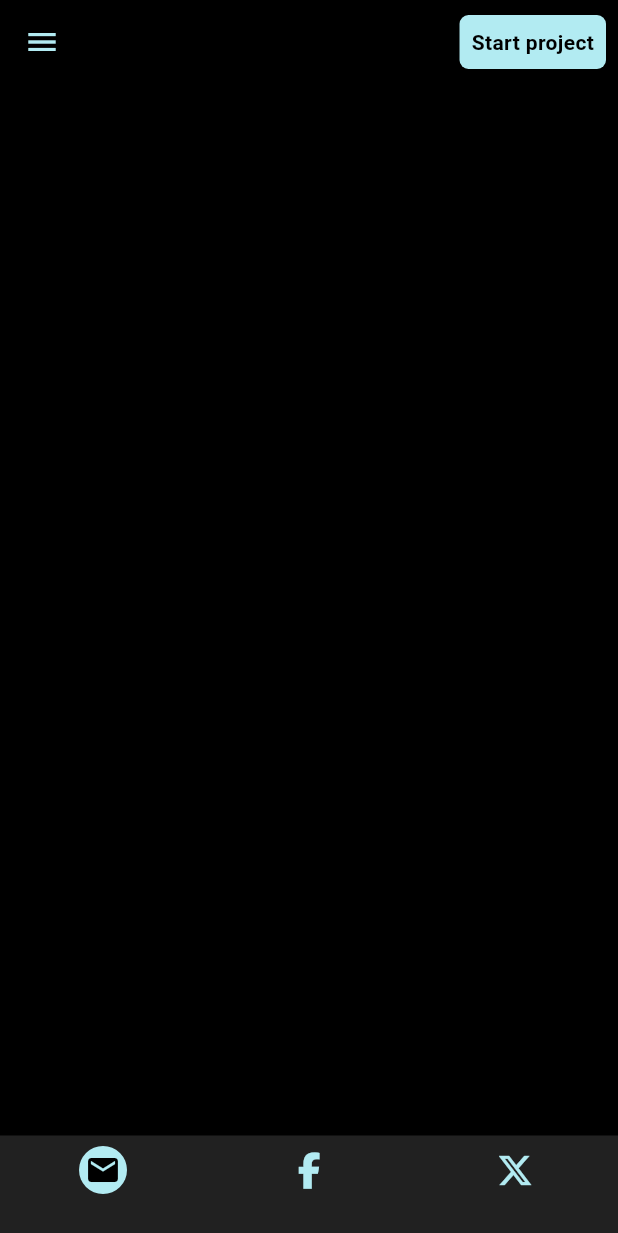
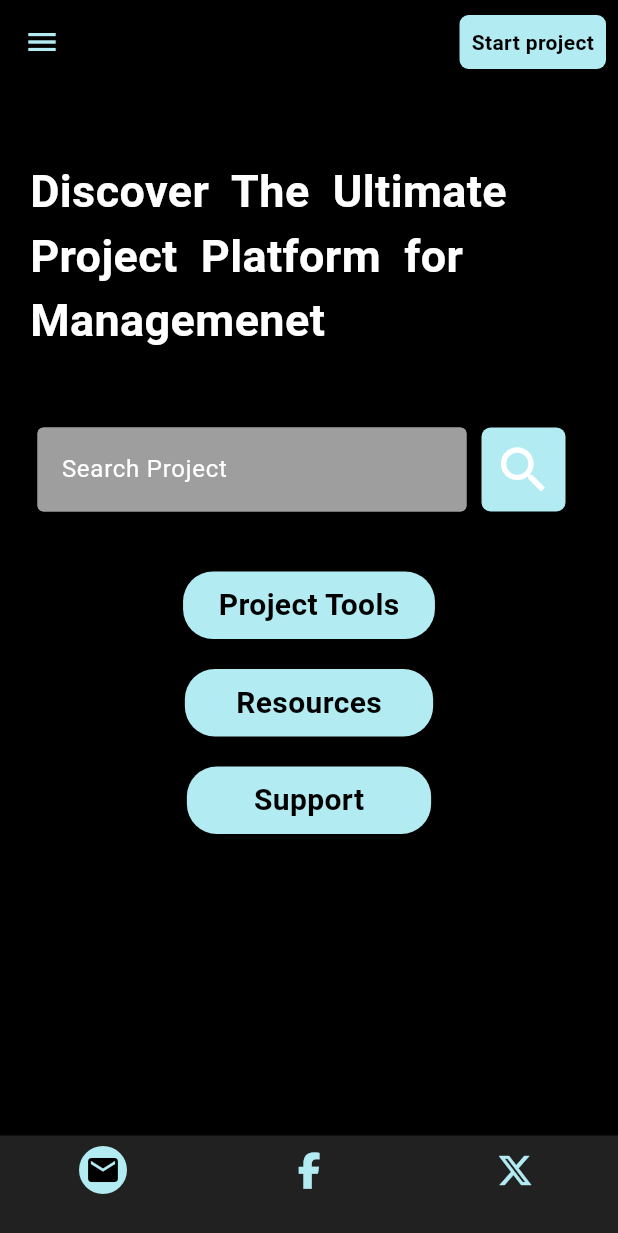
Before and after one commit to Xxvedant7xX/SelfProject, a Flutter app: the screen it shows after launch, on a phone screen of 412 x 824 dp. Shown: the top 1233 px of the screen. Run offline on Flutter 3.47's test engine with Material 3 defaults, Android fonts, the phone set to English and light mode, and no system bars; our stand-ins replace font_awesome_flutter.

Commit message:
completed project

```diff
--- a/lib/pages/home_page.dart
+++ b/lib/pages/home_page.dart
@@ -1,3 +1,5 @@
+// ignore_for_file: prefer_const_constructors, prefer_const_literals_to_create_immutables
+
 import 'package:flutter/material.dart';
 import 'package:font_awesome_flutter/font_awesome_flutter.dart';
 
@@ -66,6 +68,119 @@ class HomePage extends StatelessWidget {
           ),
         ],
       ),
+      body: SafeArea(
+        child: SingleChildScrollView(
+          child: Column(
+            children: [
+              Padding(
+                padding: const EdgeInsets.symmetric(vertical: 50.0, horizontal: 20),
+                child: Text('Discover  The  Ultimate Project  Platform  for Managemenet',
+                style: TextStyle(
+                  fontWeight: FontWeight.bold,
+                  fontSize: 30,
+                  color: Colors.white,
+                ),
+                ),
+              ),
+              Padding(
+                padding: const EdgeInsets.symmetric(horizontal: 25.0),
+                child: Row(
+                  children: [
+                  Expanded(
+                    child: TextField(
+                      decoration: InputDecoration(
+                        filled: true,
+                        fillColor: Colors.grey,
+                        hintText: 'Search Project',
+                        focusedBorder: OutlineInputBorder(
+                          borderSide: BorderSide(color: Colors.grey),
+                        ),
+                        enabledBorder: OutlineInputBorder(
+                          borderSide: BorderSide(color: Colors.grey),
+                        ),
+                      ),
+                    ),
+                  ),
+                  Padding(
+                    padding: const EdgeInsets.symmetric(horizontal: 10.0),
+                    child: Container(
+                      decoration: BoxDecoration(
+                        borderRadius: BorderRadius.circular(6),
+                        color: Colors.cyan[100],
+                      ),
+                      child: Padding(
+                        padding: const EdgeInsets.all(8.0),
+                        child: Icon(Icons.search,
+                        color: Colors.white,
+                        size: 40,
+                        ),
+                      ),
+                    ),
+                  ),
+                ],
+                ),
+              ),
+
+              SizedBox(height: 40),
+
+              Column(
+                children: [
+                Container(
+                  decoration: BoxDecoration(
+                    color: Colors.cyan[100],
+                    borderRadius: BorderRadius.circular(20),
+                  ),
+                  child: Padding(
+                    padding: const EdgeInsets.all(8.0),
+                    child: Text('   Project Tools   ',
+                    style: TextStyle(
+                      fontWeight: FontWeight.bold,
+                      color: Colors.black,
+                      fontSize: 20,
+                    ),
+                   ),
+                  ),
+                ),
+                SizedBox(height: 20,),
+                 Container(
+                  decoration: BoxDecoration(
+                    color: Colors.cyan[100],
+                    borderRadius: BorderRadius.circular(20),
+                  ),
+                  child: Padding(
+                    padding: const EdgeInsets.all(8.0),
+                    child: Text('     Resources     ',
+                    style: TextStyle(
+                      fontWeight: FontWeight.bold,
+                      color: Colors.black,
+                      fontSize: 20,
+                    ),
+                   ),
+                  ),
+                ),
+                SizedBox(height: 20,),
+                 Container(
+                  decoration: BoxDecoration(
+                    color: Colors.cyan[100],
+                    borderRadius: BorderRadius.circular(20),
+                  ),
+                  child: Padding(
+                    padding: const EdgeInsets.all(8.0),
+                    child: Text('       Support       ',
+                    style: TextStyle(
+                      fontWeight: FontWeight.bold,
+                      color: Colors.black,
+                      fontSize: 20,
+                    ),
+                   ),
+                  ),
+                ),
+              ],
+              ),
+          ],
+          ),
+        ),
+      ),
     );
   }
 }
```
